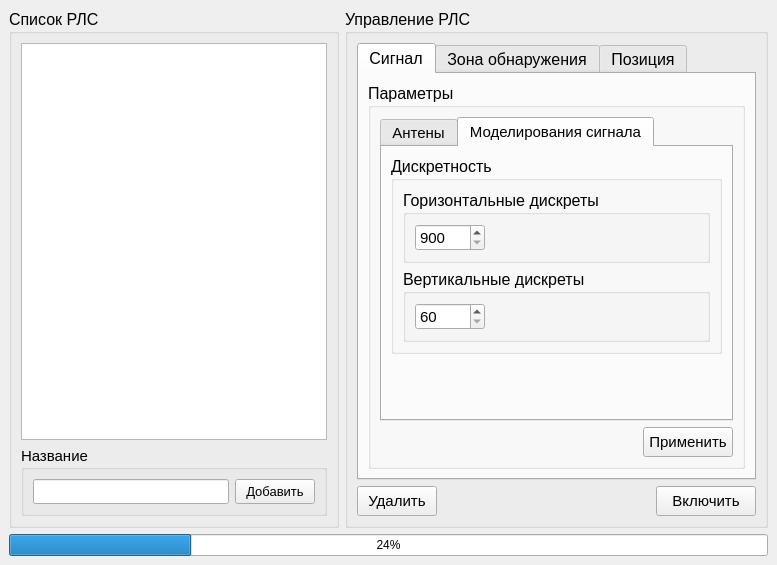
Old version of the form src/Application/GUI/manrlswindow.ui in the repository Nisitka/air-trail-generator.
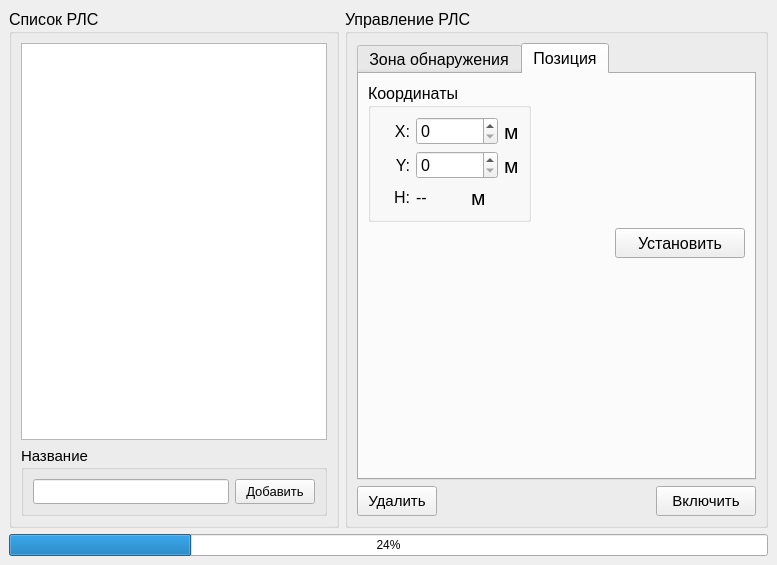
New version of the form.

The edit to the form file:
```diff
--- a/src/Application/GUI/manrlswindow.ui
+++ b/src/Application/GUI/manrlswindow.ui
@@ -138,287 +138,8 @@
             </font>
            </property>
            <property name="currentIndex">
-            <number>0</number>
+            <number>1</number>
            </property>
-           <widget class="QWidget" name="tab_3">
-            <attribute name="title">
-             <string>Сигнал</string>
-            </attribute>
-            <layout class="QVBoxLayout" name="verticalLayout_13">
-             <item>
-              <widget class="QGroupBox" name="optionsGroupBox">
-               <property name="font">
-                <font>
-                 <pointsize>12</pointsize>
-                </font>
-               </property>
-               <property name="title">
-                <string>Параметры</string>
-               </property>
-               <layout class="QVBoxLayout" name="verticalLayout_11">
-                <item>
-                 <widget class="QTabWidget" name="tabWidget">
-                  <property name="font">
-                   <font>
-                    <pointsize>11</pointsize>
-                   </font>
-                  </property>
-                  <property name="currentIndex">
-                   <number>1</number>
-                  </property>
-                  <widget class="QWidget" name="tab">
-                   <attribute name="title">
-                    <string>Антены</string>
-                   </attribute>
-                   <layout class="QVBoxLayout" name="verticalLayout_9">
-                    <item>
-                     <layout class="QHBoxLayout" name="horizontalLayout_17">
-                      <item>
-                       <widget class="QGroupBox" name="RmaxGroupBox">
-                        <property name="minimumSize">
-                         <size>
-                          <width>0</width>
-                          <height>0</height>
-                         </size>
-                        </property>
-                        <property name="font">
-                         <font>
-                          <pointsize>10</pointsize>
-                         </font>
-                        </property>
-                        <property name="title">
-                         <string>Rmax:</string>
-                        </property>
-                        <layout class="QHBoxLayout" name="horizontalLayout_5">
-                         <item>
-                          <widget class="QSpinBox" name="RmaxSpinBox">
-                           <property name="font">
-                            <font>
-                             <pointsize>12</pointsize>
-                            </font>
-                           </property>
-                           <property name="minimum">
-                            <number>250</number>
-                           </property>
-                           <property name="maximum">
-                            <number>10000</number>
-                           </property>
-                          </widget>
-                         </item>
-                        </layout>
-                       </widget>
-                      </item>
-                      <item>
-                       <spacer name="horizontalSpacer">
-                        <property name="orientation">
-                         <enum>Qt::Horizontal</enum>
-                        </property>
-                        <property name="sizeHint" stdset="0">
-                         <size>
-                          <width>150</width>
-                          <height>20</height>
-                         </size>
-                        </property>
-                       </spacer>
-                      </item>
-                     </layout>
-                    </item>
-                    <item>
-                     <spacer name="verticalSpacer_7">
-                      <property name="orientation">
-                       <enum>Qt::Vertical</enum>
-                      </property>
-                      <property name="sizeHint" stdset="0">
-                       <size>
-                        <width>20</width>
-                        <height>40</height>
-                       </size>
-                      </property>
-                     </spacer>
-                    </item>
-                   </layout>
-                  </widget>
-                  <widget class="QWidget" name="tab_2">
-                   <attribute name="title">
-                    <string>Моделирования сигнала</string>
-                   </attribute>
-                   <layout class="QVBoxLayout" name="verticalLayout_12">
-                    <item>
-                     <widget class="QGroupBox" name="deltaZDGroupBox">
-                      <property name="font">
-                       <font>
-                        <pointsize>12</pointsize>
-                       </font>
-                      </property>
-                      <property name="title">
-                       <string>Дискретность</string>
-                      </property>
-                      <layout class="QVBoxLayout" name="verticalLayout_15">
-                       <item>
-                        <widget class="QGroupBox" name="groupBox">
-                         <property name="font">
-                          <font>
-                           <pointsize>12</pointsize>
-                          </font>
-                         </property>
-                         <property name="title">
-                          <string>Горизонтальные дискреты</string>
-                         </property>
-                         <layout class="QHBoxLayout" name="horizontalLayout_18">
-                          <item>
-                           <widget class="QSpinBox" name="countHorVecZDSpinBox">
-                            <property name="maximumSize">
-                             <size>
-                              <width>200</width>
-                              <height>16777215</height>
-                             </size>
-                            </property>
-                            <property name="font">
-                             <font>
-                              <pointsize>11</pointsize>
-                             </font>
-                            </property>
-                            <property name="minimum">
-                             <number>900</number>
-                            </property>
-                            <property name="maximum">
-                             <number>10000</number>
-                            </property>
-                           </widget>
-                          </item>
-                          <item>
-                           <spacer name="horizontalSpacer_6">
-                            <property name="orientation">
-                             <enum>Qt::Horizontal</enum>
-                            </property>
-                            <property name="sizeHint" stdset="0">
-                             <size>
-                              <width>40</width>
-                              <height>20</height>
-                             </size>
-                            </property>
-                           </spacer>
-                          </item>
-                         </layout>
-                        </widget>
-                       </item>
-                       <item>
-                        <widget class="QGroupBox" name="groupBox_2">
-                         <property name="font">
-                          <font>
-                           <pointsize>12</pointsize>
-                          </font>
-                         </property>
-                         <property name="title">
-                          <string>Вертикальные дискреты</string>
-                         </property>
-                         <layout class="QHBoxLayout" name="horizontalLayout_12">
-                          <item>
-                           <widget class="QSpinBox" name="countPointsDVSpinBox">
-                            <property name="maximumSize">
-                             <size>
-                              <width>200</width>
-                              <height>16777215</height>
-                             </size>
-                            </property>
-                            <property name="font">
-                             <font>
-                              <pointsize>11</pointsize>
-                             </font>
-                            </property>
-                            <property name="minimum">
-                             <number>60</number>
-                            </property>
-                            <property name="maximum">
-                             <number>10000</number>
-                            </property>
-                           </widget>
-                          </item>
-                          <item>
-                           <spacer name="horizontalSpacer_8">
-                            <property name="orientation">
-                             <enum>Qt::Horizontal</enum>
-                            </property>
-                            <property name="sizeHint" stdset="0">
-                             <size>
-                              <width>40</width>
-                              <height>20</height>
-                             </size>
-                            </property>
-                           </spacer>
-                          </item>
-                         </layout>
-                        </widget>
-                       </item>
-                      </layout>
-                     </widget>
-                    </item>
-                    <item>
-                     <spacer name="verticalSpacer">
-                      <property name="orientation">
-                       <enum>Qt::Vertical</enum>
-                      </property>
-                      <property name="sizeType">
-                       <enum>QSizePolicy::Expanding</enum>
-                      </property>
-                      <property name="sizeHint" stdset="0">
-                       <size>
-                        <width>20</width>
-                        <height>40</height>
-                       </size>
-                      </property>
-                     </spacer>
-                    </item>
-                   </layout>
-                  </widget>
-                 </widget>
-                </item>
-                <item>
-                 <layout class="QHBoxLayout" name="horizontalLayout_2">
-                  <item>
-                   <spacer name="horizontalSpacer_4">
-                    <property name="orientation">
-                     <enum>Qt::Horizontal</enum>
-                    </property>
-                    <property name="sizeHint" stdset="0">
-                     <size>
-                      <width>40</width>
-                      <height>20</height>
-                     </size>
-                    </property>
-                   </spacer>
-                  </item>
-                  <item>
-                   <widget class="QPushButton" name="setOptZDvertButton">
-                    <property name="minimumSize">
-                     <size>
-                      <width>90</width>
-                      <height>30</height>
-                     </size>
-                    </property>
-                    <property name="maximumSize">
-                     <size>
-                      <width>90</width>
-                      <height>16777215</height>
-                     </size>
-                    </property>
-                    <property name="font">
-                     <font>
-                      <pointsize>11</pointsize>
-                     </font>
-                    </property>
-                    <property name="text">
-                     <string>Применить</string>
-                    </property>
-                   </widget>
-                  </item>
-                 </layout>
-                </item>
-               </layout>
-              </widget>
-             </item>
-            </layout>
-           </widget>
            <widget class="QWidget" name="tab_4">
             <attribute name="title">
              <string>Зона обнаружения</string>
```
